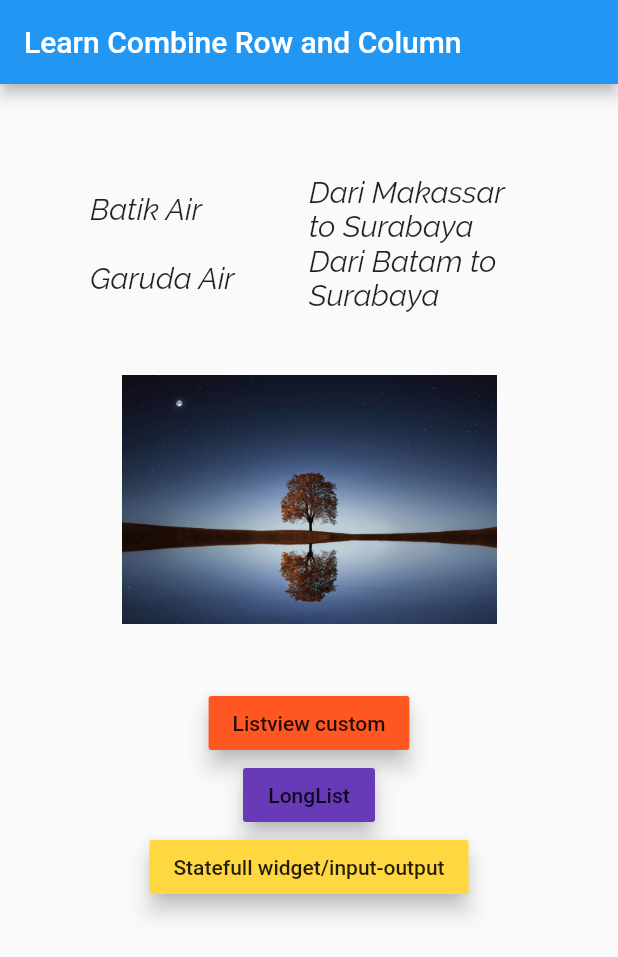
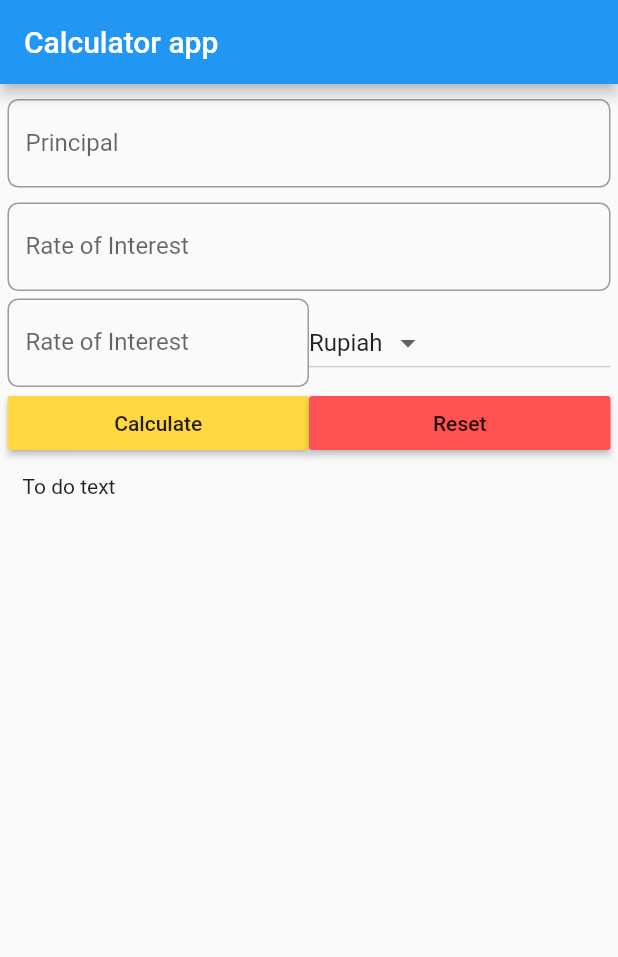
Before and after one commit to alfirajessica/UI_dart, a Flutter app: the screen it shows after launch, on a phone screen of 412 x 824 dp. Shown: the top 957 px of the screen. Run offline on Flutter 3.47's test engine with Material 2 defaults, Android fonts, the phone set to English and light mode, and no system bars.

Commit message:
calculator app

```diff
--- /dev/null
+++ b/lib/calculator_app/Calculator.dart
@@ -0,0 +1,100 @@
+import 'dart:math';
+
+import 'package:flutter/material.dart';
+
+//------------------------ calculator ui and logic ------------------------------
+class Calculator extends StatelessWidget {
+  // This widget is the root of your application.
+  @override
+  Widget build(BuildContext context) {
+    return Scaffold(
+      body: SInterestCal(),
+    );
+  }
+}
+
+class SInterestCal extends StatefulWidget {
+  @override
+  State<StatefulWidget> createState() {
+    return _SInterestCal();
+  }
+}
+
+class _SInterestCal extends State<SInterestCal> {
+  var _currencies = ["Rupiah", "Dollars", "Pounds"];
+
+  final _minPadding = 5.0;
+  @override
+  Widget build(BuildContext context) {
+    return Scaffold(
+      body: Container(
+        margin: EdgeInsets.all(_minPadding),
+        child: ListView(
+          children: <Widget>[
+            Padding(
+              padding: EdgeInsets.only(top: _minPadding, bottom: _minPadding),
+              child: TextField(
+                decoration: InputDecoration(
+                    labelText: 'Principal',
+                    hintText: 'Enter Principal',
+                    border: OutlineInputBorder(
+                        borderRadius: BorderRadius.circular(7.0))),
+              ),
+            ),
+            Padding(
+              padding: EdgeInsets.only(top: _minPadding, bottom: _minPadding),
+              child: TextField(
+                decoration: InputDecoration(
+                    labelText: 'Rate of Interest',
+                    hintText: 'in percent',
+                    border: OutlineInputBorder(
+                        borderRadius: BorderRadius.circular(7.0))),
+              ),
+            ),
+            Row(
+              children: <Widget>[
+                Expanded(
+                    child: TextField(
+                  decoration: InputDecoration(
+                      labelText: "Rate of Interest",
+                      hintText: "in percent",
+                      border: OutlineInputBorder(
+                          borderRadius: BorderRadius.circular(7.0))),
+                )),
+                Expanded(
+                    child: DropdownButton<String>(
+                  items: _currencies.map((String value) {
+                    return DropdownMenuItem<String>(
+                      value: value,
+                      child: Text(value),
+                    );
+                  }).toList(),
+                  value: "Rupiah",
+                  onChanged: (String newValueSelected) {},
+                )),
+              ],
+            ),
+            Row(
+              children: <Widget>[
+                Expanded(
+                    child: RaisedButton(
+                        color: Colors.amberAccent,
+                        child: Text("Calculate"),
+                        onPressed: () {})),
+                Expanded(
+                    child: RaisedButton(
+                        color: Colors.redAccent,
+                        child: Text("Reset"),
+                        onPressed: () {})),
+              ],
+            ),
+            Padding(
+              padding: EdgeInsets.all(_minPadding * 2),
+              child: Text("To do text"),
+            ),
+          ],
+        ),
+      ),
+    );
+  }
+}
--- a/lib/main.dart
+++ b/lib/main.dart
@@ -4,6 +4,7 @@ import 'package:ui_dart/app_screens/Rowscreen.dart';
 import 'package:ui_dart/app_screens/Columnscreen.dart';
 import 'package:ui_dart/app_screens/Combinerowcol.dart';
 import 'package:ui_dart/app_screens/Listview.dart';
+import 'package:ui_dart/calculator_app/Calculator.dart';
 
 void main() {
   runApp(MyFlutterApp());
@@ -42,7 +43,7 @@ class MyFlutterApp extends StatelessWidget {
 }
 ------------ End of Row / Column ---------------*/
 
-/*------------------Combine Row and Column ----------------------*/
+/*------------------Combine Row and Column ----------------------
 class MyFlutterApp extends StatelessWidget {
   @override
   Widget build(BuildContext context) {
@@ -55,3 +56,21 @@ class MyFlutterApp extends StatelessWidget {
     );
   }
 }
+------ end of combine row and column ----------*/
+
+/*--------calculator -----------*/
+class MyFlutterApp extends StatelessWidget {
+  @override
+  Widget build(BuildContext context) {
+    return MaterialApp(
+      debugShowCheckedModeBanner: false, //menghilangkan banner debug
+
+      home: Scaffold(
+        appBar: AppBar(
+          title: Text('Calculator app'), //title pada appbar
+        ),
+        body: Calculator(), //isi,
+      ),
+    );
+  }
+}
```
